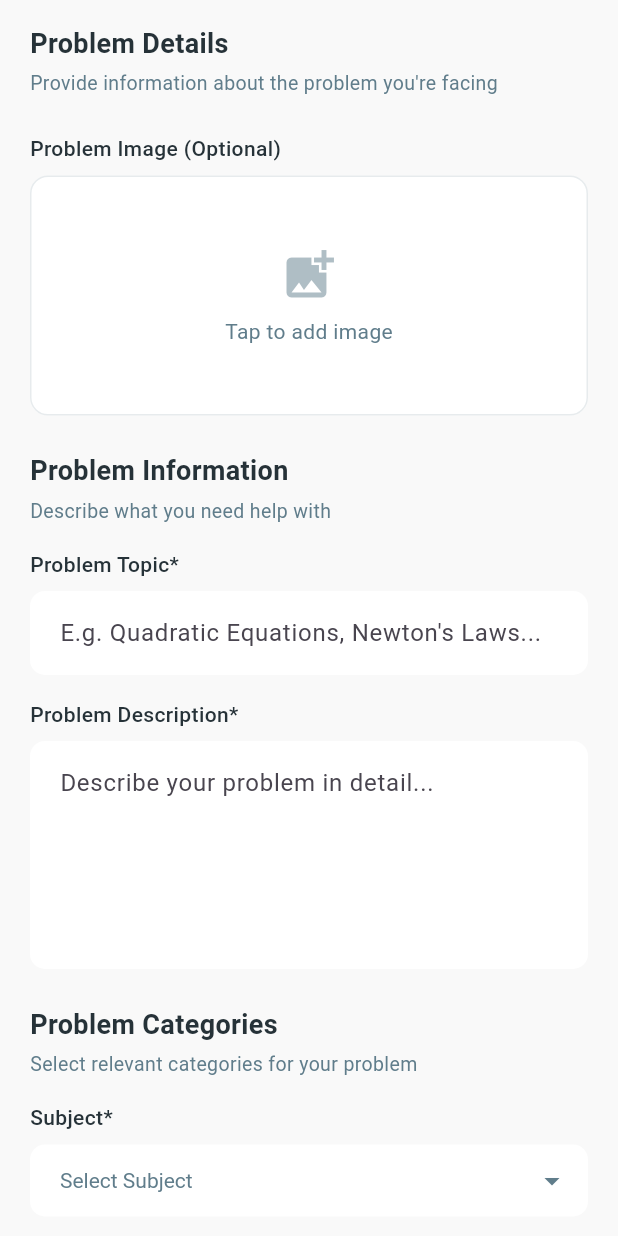
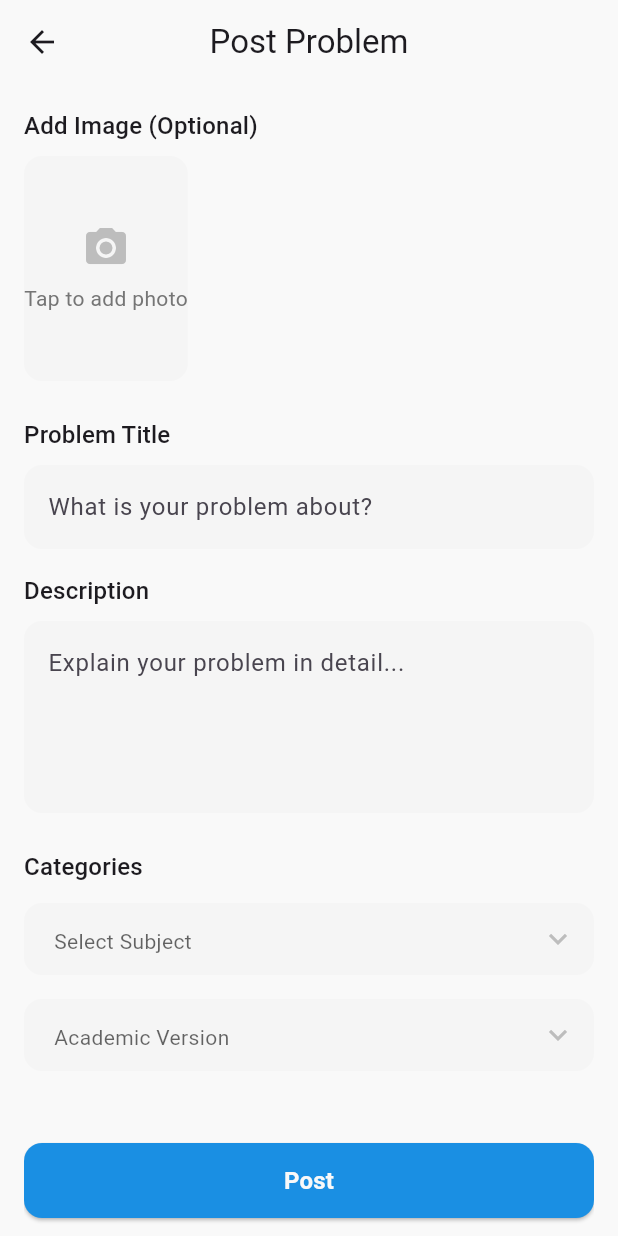
Before and after one commit to Nurujjaman329/education_management_getx, a Flutter app: the ProblemPostView screen opened directly, on a phone screen of 412 x 824 dp. Run offline on Flutter 3.47's test engine with Material 3 defaults, Android fonts, the phone set to English and light mode, and no system bars; our stand-ins replace dio, file_picker, get, image_picker, shared_preferences, syncfusion_flutter_charts; accounts and stored records are empty; network calls fail.

Commit message:
add : problem post part

```diff
--- a/lib/features/student_panel/view/problem_post_view.dart
+++ b/lib/features/student_panel/view/problem_post_view.dart
@@ -1,4 +1,3 @@
-
 import 'dart:io';
 import 'package:edex_365_getx/core/config/app_colors.dart';
 import 'package:edex_365_getx/features/authentication/controller/auth_controller.dart';
@@ -16,7 +15,8 @@ class ProblemPostView extends StatelessWidget {
   }
 
   final SharedController sharedController = Get.find<SharedController>();
-  final StudentProblemPostController postController = Get.put(StudentProblemPostController());
+  final StudentProblemPostController postController =
+      Get.put(StudentProblemPostController());
   final AuthController authController = Get.find<AuthController>();
 
   final _formKey = GlobalKey<FormState>();
@@ -80,83 +80,166 @@ class ProblemPostView extends StatelessWidget {
   Widget build(BuildContext context) {
     return Scaffold(
       backgroundColor: AppColors.background,
-
-      body: SingleChildScrollView(
-        padding: const EdgeInsets.symmetric(horizontal: 20, vertical: 16),
+      appBar: AppBar(
+        title: const Text('Post Problem'),
+        centerTitle: true,
+        elevation: 0,
+        backgroundColor: Colors.transparent,
+      ),
+      body: Padding(
+        padding: const EdgeInsets.symmetric(horizontal: 16),
         child: Form(
           key: _formKey,
-          child: Column(
+          child: ListView(
+            children: [
+              const SizedBox(height: 16),
+
+              // Image Picker
+              Obx(() => Column(
                     crossAxisAlignment: CrossAxisAlignment.start,
                     children: [
-              // Header Section
-              _buildSectionHeader(
-                title: "Problem Details",
-                subtitle: "Provide information about the problem you're facing",
+                      Text(
+                        'Add Image (Optional)',
+                        style:
+                            Theme.of(context).textTheme.titleMedium?.copyWith(
+                                  fontWeight: FontWeight.w500,
                                 ),
+                      ),
+                      const SizedBox(height: 8),
+                      GestureDetector(
+                        onTap: _pickImage,
+                        child: Container(
+                          height: 150,
+                          decoration: BoxDecoration(
+                            color: Colors.grey.shade100,
+                            borderRadius: BorderRadius.circular(12),
+                          ),
+                          child: selectedImage.value == null
+                              ? Column(
+                                  mainAxisAlignment: MainAxisAlignment.center,
+                                  children: [
+                                    Icon(
+                                      Icons.camera_alt,
+                                      size: 32,
+                                      color: Colors.grey.shade400,
+                                    ),
+                                    const SizedBox(height: 8),
+                                    Text(
+                                      'Tap to add photo',
+                                      style: TextStyle(
+                                        color: Colors.grey.shade600,
+                                      ),
+                                    ),
+                                  ],
+                                )
+                              : ClipRRect(
+                                  borderRadius: BorderRadius.circular(12),
+                                  child: Image.file(
+                                    selectedImage.value!,
+                                    fit: BoxFit.cover,
+                                  ),
+                                ),
+                        ),
+                      ),
+                      if (selectedImage.value != null)
+                        TextButton(
+                          onPressed: () => selectedImage.value = null,
+                          child: const Text('Remove'),
+                        ),
+                    ],
+                  )),
+
               const SizedBox(height: 24),
 
-              // Image Upload
-              _buildImageUploadSection(),
-              const SizedBox(height: 24),
-
-              // Problem Info Section
-              _buildSectionHeader(
-                title: "Problem Information",
-                subtitle: "Describe what you need help with",
+              // Problem Topic
+              Text(
+                'Problem Title',
+                style: Theme.of(context).textTheme.titleMedium?.copyWith(
+                      fontWeight: FontWeight.w500,
+                    ),
+              ),
+              const SizedBox(height: 8),
+              TextFormField(
+                decoration: InputDecoration(
+                  hintText: 'What is your problem about?',
+                  border: OutlineInputBorder(
+                    borderRadius: BorderRadius.circular(12),
+                    borderSide: BorderSide.none,
+                  ),
+                  filled: true,
+                  fillColor: Colors.grey.shade100,
+                ),
+                onChanged: (value) => problemTopic.value = value,
+                validator: (value) => value == null || value.isEmpty
+                    ? 'Please enter a title'
+                    : null,
               ),
               const SizedBox(height: 16),
 
-              // Topic Field
-              _buildTextField(
-                label: "Problem Topic*",
-                hint: "E.g. Quadratic Equations, Newton's Laws...",
-                controller: TextEditingController(text: problemTopic.value),
-                onChanged: (value) => problemTopic.value = value,
-                validator: (value) => value?.isEmpty ?? true ? 'Please enter a topic' : null,
+              // Problem Description
+              Text(
+                'Description',
+                style: Theme.of(context).textTheme.titleMedium?.copyWith(
+                      fontWeight: FontWeight.w500,
                     ),
-              const SizedBox(height: 16),
-
-              // Description Field
-              _buildTextField(
-                label: "Problem Description*",
-                hint: "Describe your problem in detail...",
-                controller: TextEditingController(text: problemDescription.value),
+              ),
+              const SizedBox(height: 8),
+              TextFormField(
+                maxLines: 4,
+                decoration: InputDecoration(
+                  hintText: 'Explain your problem in detail...',
+                  border: OutlineInputBorder(
+                    borderRadius: BorderRadius.circular(12),
+                    borderSide: BorderSide.none,
+                  ),
+                  filled: true,
+                  fillColor: Colors.grey.shade100,
+                ),
                 onChanged: (value) => problemDescription.value = value,
-                validator: (value) => value?.isEmpty ?? true ? 'Please describe your problem' : null,
-                maxLines: 5,
+                validator: (value) => value == null || value.isEmpty
+                    ? 'Please describe your problem'
+                    : null,
               ),
               const SizedBox(height: 24),
 
               // Category Section
-              _buildSectionHeader(
-                title: "Problem Categories",
-                subtitle: "Select relevant categories for your problem",
+              Text(
+                'Categories',
+                style: Theme.of(context).textTheme.titleMedium?.copyWith(
+                      fontWeight: FontWeight.w500,
                     ),
-              const SizedBox(height: 16),
+              ),
+              const SizedBox(height: 12),
 
               // Subject Dropdown
-              _buildDropdown(
-                label: "Subject*",
-                value: selectedSubject.value,
+              Obx(() => _CustomDropdown(
+                    value: selectedSubject.value.isEmpty
+                        ? null
+                        : selectedSubject.value,
+                    hint: 'Select Subject',
                     items: sharedController.subjectList
-                    .map((s) => DropdownMenuItem(
-                          value: s.id,
-                          child: Text(s.subjectName),
+                        .map((subject) => DropdownMenuItem(
+                              value: subject.id,
+                              child: Text(subject.subjectName),
                             ))
                         .toList(),
                     onChanged: (value) => selectedSubject.value = value ?? '',
-                validator: (value) => value?.isEmpty ?? true ? 'Please select a subject' : null,
-              ),
+                    validator: (value) => value == null || value.isEmpty
+                        ? 'Please select a subject'
+                        : null,
+                  )),
               const SizedBox(height: 16),
 
-              // Version Dropdown
-              _buildDropdown(
-                label: "Academic Version*",
-                value: selectedAcademy.value,
+              // Academic Version Dropdown
+              Obx(() => _CustomDropdown(
+                    value: selectedAcademy.value.isEmpty
+                        ? null
+                        : selectedAcademy.value,
+                    hint: 'Academic Version',
                     items: sharedController.versionList
-                    .map((v) => DropdownMenuItem(
-                          value: v.id,
-                          child: Text(v.postName),
+                        .map((item) => DropdownMenuItem(
+                              value: item.id,
+                              child: Text(item.postName),
                             ))
                         .toList(),
                     onChanged: (value) {
@@ -164,44 +247,94 @@ class ProblemPostView extends StatelessWidget {
                       selectedEnglish.value = '';
                       selectedBangla.value = '';
                     },
-                validator: (value) => value?.isEmpty ?? true ? 'Please select version' : null,
-              ),
+                    validator: (value) => value == null || value.isEmpty
+                        ? 'Please select version'
+                        : null,
+                  )),
               const SizedBox(height: 16),
 
-              // Class Dropdown (Conditional)
+              // Class Dropdown (conditional)
               Obx(() {
                 if (sharedController.isLoading.value) {
                   return const Center(child: CircularProgressIndicator());
                 }
 
+                final selectedVersion = sharedController.versionList
+                    .firstWhereOrNull((v) => v.id == selectedAcademy.value);
+                final versionName =
+                    selectedVersion?.postName.toLowerCase() ?? '';
+
                 if (selectedAcademy.value.isEmpty) return const SizedBox();
 
-                final isEnglish = selectedAcademy.value == '1' ||
-                    (sharedController.versionList
-                        .firstWhereOrNull((v) => v.id == selectedAcademy.value)
-                        ?.postName.toLowerCase().contains('english') ?? false);
-
-                return _buildDropdown(
-                  label: isEnglish ? "Class (English)*" : "Class (Bangla)*",
-                  value: isEnglish ? selectedEnglish.value : selectedBangla.value,
-                  items: (isEnglish
-                      ? sharedController.englishClassList
-                      : sharedController.banglaClassList)
-                      .map((c) => DropdownMenuItem(
-                            value: c.id,
-                            child: Text(c.className),
+                if (versionName == 'english medium' ||
+                    selectedAcademy.value == '1') {
+                  return _CustomDropdown(
+                    value: selectedEnglish.value.isEmpty
+                        ? null
+                        : selectedEnglish.value,
+                    hint: 'Select Class',
+                    items: sharedController.englishClassList
+                        .map((item) => DropdownMenuItem(
+                              value: item.id,
+                              child: Text(item.className),
                             ))
                         .toList(),
-                  onChanged: (value) => isEnglish
-                      ? selectedEnglish.value = value ?? ''
-                      : selectedBangla.value = value ?? '',
-                  validator: (value) => value?.isEmpty ?? true ? 'Please select class' : null,
+                    onChanged: (value) => selectedEnglish.value = value ?? '',
+                    validator: (value) => value == null || value.isEmpty
+                        ? 'Please select class'
+                        : null,
                   );
+                } else if (versionName == 'general(english version/bangla)' ||
+                    selectedAcademy.value == '2') {
+                  return _CustomDropdown(
+                    value: selectedBangla.value.isEmpty
+                        ? null
+                        : selectedBangla.value,
+                    hint: 'Select Class',
+                    items: sharedController.banglaClassList
+                        .map((item) => DropdownMenuItem(
+                              value: item.id,
+                              child: Text(item.className),
+                            ))
+                        .toList(),
+                    onChanged: (value) => selectedBangla.value = value ?? '',
+                    validator: (value) => value == null || value.isEmpty
+                        ? 'Please select class'
+                        : null,
+                  );
+                }
+                return const SizedBox();
               }),
               const SizedBox(height: 32),
 
               // Submit Button
-              Obx(() => _buildSubmitButton()),
+              Obx(() => SizedBox(
+                    height: 50,
+                    child: ElevatedButton(
+
+                      onPressed:
+                          postController.isLoading.value ? null : _submit,
+                      style: ElevatedButton.styleFrom(
+                        backgroundColor: AppColors.primary,
+                        shape: RoundedRectangleBorder(
+                          borderRadius: BorderRadius.circular(12),
+                        ),
+                      ),
+                      child: postController.isLoading.value
+                          ? const CircularProgressIndicator(
+                              color: Colors.white,
+                            )
+                          : const Text(
+                              'Post',
+                              style: TextStyle(
+                                fontSize: 16,
+                                fontWeight: FontWeight.w600,
+                                color: AppColors.background,
+                              ),
+                            ),
+                    ),
+                  )),
+
               const SizedBox(height: 16),
             ],
           ),
@@ -209,235 +342,45 @@ class ProblemPostView extends StatelessWidget {
       ),
     );
   }
-
-  // Reusable Widgets
-
-  Widget _buildSectionHeader({required String title, required String subtitle}) {
-    return Column(
-      crossAxisAlignment: CrossAxisAlignment.start,
-      children: [
-        Text(
-          title,
-          style: const TextStyle(
-            fontSize: 18,
-            fontWeight: FontWeight.bold,
-            color: AppColors.textPrimary,
-          ),
-        ),
-        const SizedBox(height: 4),
-        Text(
-          subtitle,
-          style: TextStyle(
-            fontSize: 13,
-            color: AppColors.textSecondary,
-          ),
-        ),
-      ],
-    );
 }
 
-  Widget _buildImageUploadSection() {
-    return Column(
-      crossAxisAlignment: CrossAxisAlignment.start,
-      children: [
-        Text(
-          "Problem Image (Optional)",
-          style: TextStyle(
-            fontSize: 14,
-            fontWeight: FontWeight.w500,
-            color: AppColors.textPrimary,
-          ),
-        ),
-        const SizedBox(height: 8),
-        GestureDetector(
-          onTap: _pickImage,
-          child: Obx(() => Container(
-            height: 160,
-            width: double.infinity,
-            decoration: BoxDecoration(
-              color: AppColors.surface,
-              borderRadius: BorderRadius.circular(12),
-              border: Border.all(
-                color: selectedImage.value == null
-                    ? AppColors.divider.withOpacity(0.5)
-                    : Colors.transparent,
-                width: 1,
-              ),
-            ),
-            child: selectedImage.value == null
-                ? Column(
-                    mainAxisAlignment: MainAxisAlignment.center,
-                    children: [
-                      Icon(
-                        Icons.add_photo_alternate,
-                        size: 40,
-                        color: AppColors.textSecondary.withOpacity(0.5),
-                      ),
-                      const SizedBox(height: 8),
-                      Text(
-                        "Tap to add image",
-                        style: TextStyle(
-                          color: AppColors.textSecondary,
-                        ),
-                      ),
-                    ],
-                  )
-                : Stack(
-                    children: [
-                      ClipRRect(
-                        borderRadius: BorderRadius.circular(12),
-                        child: Image.file(
-                          selectedImage.value!,
-                          width: double.infinity,
-                          height: double.infinity,
-                          fit: BoxFit.cover,
-                        ),
-                      ),
-                      Positioned(
-                        top: 8,
-                        right: 8,
-                        child: GestureDetector(
-                          onTap: () => selectedImage.value = null,
-                          child: Container(
-                            padding: const EdgeInsets.all(4),
-                            decoration: BoxDecoration(
-                              color: Colors.black.withOpacity(0.6),
-                              shape: BoxShape.circle,
-                            ),
-                            child: const Icon(
-                              Icons.close,
-                              color: Colors.white,
-                              size: 18,
-                            ),
-                          ),
-                        ),
-                      ),
-                    ],
-                  ),
-          )),
-        ),
-      ],
-    );
-  }
+class _CustomDropdown extends StatelessWidget {
+  final String? value;
+  final String hint;
+  final List<DropdownMenuItem<String>> items;
+  final ValueChanged<String?> onChanged;
+  final String? Function(String?)? validator;
 
-  Widget _buildTextField({
-    required String label,
-    required String hint,
-    required TextEditingController controller,
-    required ValueChanged<String> onChanged,
-    required FormFieldValidator<String> validator,
-    int maxLines = 1,
-  }) {
-    return Column(
-      crossAxisAlignment: CrossAxisAlignment.start,
-      children: [
-        Text(
-          label,
-          style: TextStyle(
-            fontSize: 14,
-            fontWeight: FontWeight.w500,
-            color: AppColors.textPrimary,
-          ),
-        ),
-        const SizedBox(height: 8),
-        TextFormField(
-          controller: controller,
-          maxLines: maxLines,
+  const _CustomDropdown({
+    required this.value,
+    required this.hint,
+    required this.items,
+    required this.onChanged,
+    this.validator,
+  });
+
+  @override
+  Widget build(BuildContext context) {
+    return DropdownButtonFormField<String>(
+      value: value,
       decoration: InputDecoration(
         hintText: hint,
-            filled: true,
-            fillColor: AppColors.surface,
         border: OutlineInputBorder(
-              borderRadius: BorderRadius.circular(10),
+          borderRadius: BorderRadius.circular(12),
           borderSide: BorderSide.none,
         ),
-            contentPadding: const EdgeInsets.all(16),
+        filled: true,
+        fillColor: Colors.grey.shade100,
+        contentPadding:
+            const EdgeInsets.symmetric(horizontal: 16, vertical: 12),
       ),
-          style: TextStyle(color: AppColors.textPrimary),
-          onChanged: onChanged,
-          validator: validator,
-        ),
-      ],
-    );
-  }
-
-  Widget _buildDropdown({
-    required String label,
-    required String value,
-    required List<DropdownMenuItem<String>> items,
-    required ValueChanged<String?> onChanged,
-    required FormFieldValidator<String?> validator,
-  }) {
-    return Column(
-      crossAxisAlignment: CrossAxisAlignment.start,
-      children: [
-        Text(
-          label,
-          style: TextStyle(
-            fontSize: 14,
-            fontWeight: FontWeight.w500,
-            color: AppColors.textPrimary,
-          ),
-        ),
-        const SizedBox(height: 8),
-        DropdownButtonFormField<String>(
-          value: value.isEmpty ? null : value,
+      dropdownColor: Colors.white,
+      icon: const Icon(Icons.keyboard_arrow_down),
       items: items,
       onChanged: onChanged,
       validator: validator,
-          decoration: InputDecoration(
-            filled: true,
-            fillColor: AppColors.surface,
-            border: OutlineInputBorder(
-              borderRadius: BorderRadius.circular(10),
-              borderSide: BorderSide.none,
-            ),
-            contentPadding: const EdgeInsets.symmetric(horizontal: 16),
-          ),
-          style: TextStyle(color: AppColors.textPrimary),
-          dropdownColor: AppColors.surface,
-          icon: Icon(Icons.arrow_drop_down, color: AppColors.textSecondary),
+      style: Theme.of(context).textTheme.bodyMedium,
       isExpanded: true,
-          hint: Text(
-            "Select ${label.split('*').first.trim()}",
-            style: TextStyle(color: AppColors.textSecondary),
-          ),
-        ),
-      ],
-    );
-  }
-
-  Widget _buildSubmitButton() {
-    return SizedBox(
-      width: double.infinity,
-      child: ElevatedButton(
-        onPressed: postController.isLoading.value ? null : _submit,
-        style: ElevatedButton.styleFrom(
-          backgroundColor: AppColors.primary,
-          foregroundColor: Colors.white,
-          padding: const EdgeInsets.symmetric(vertical: 16),
-          shape: RoundedRectangleBorder(
-            borderRadius: BorderRadius.circular(10),
-          ),
-          elevation: 0,
-        ),
-        child: postController.isLoading.value
-            ? const SizedBox(
-                width: 24,
-                height: 24,
-                child: CircularProgressIndicator(
-                  strokeWidth: 3,
-                  color: Colors.white,
-                ),
-              )
-            : const Text(
-                "Post Problem",
-                style: TextStyle(
-                  fontSize: 16,
-                  fontWeight: FontWeight.bold,
-                ),
-              ),
-      ),
     );
   }
 }
```
Lines whose indentation alone changed are shown as unchanged.
